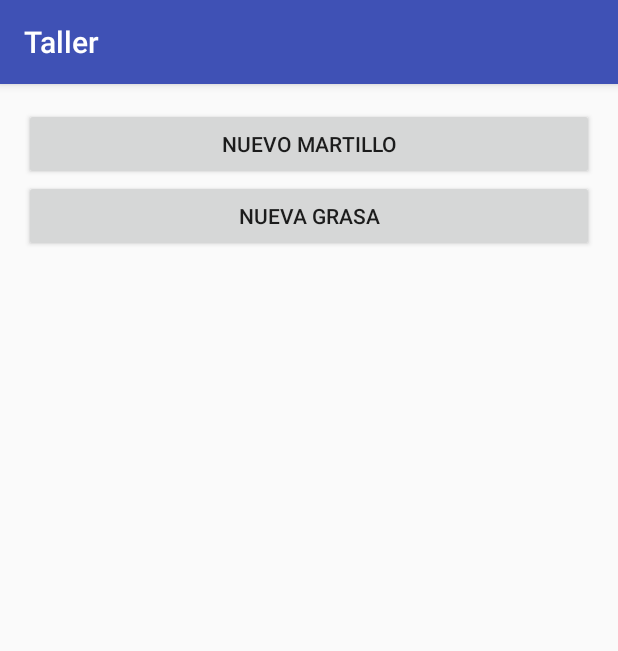
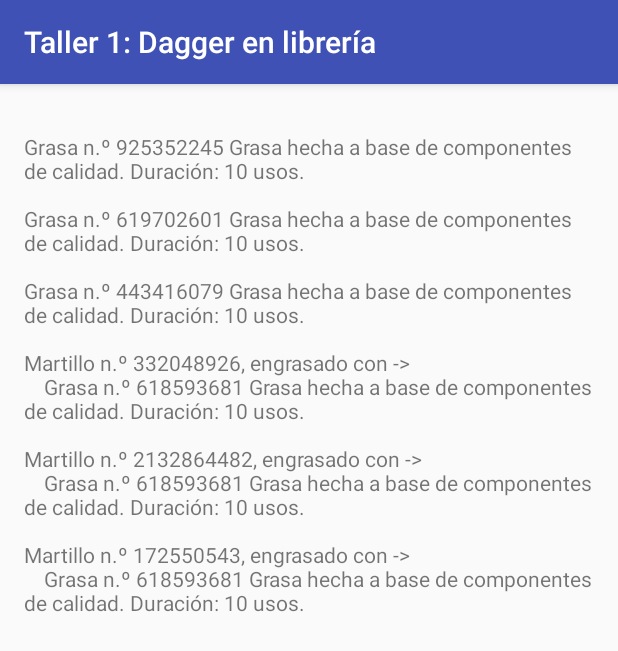
Before and after one commit to MelerosPaw/Taller1, an Android app: the screen it shows after launch (MainActivity), on a phone screen of 412 x 824 dp. Shown: the top 651 px of the screen. Run offline under Robolectric (Android 15) with nearby library versions, the phone set to English and light mode, and no system bars; our stand-ins replace ButterKnife, Dagger/Hilt's generated code.

Commit message:
Changed: removed unnecessary code for the example.

```diff
--- a/CajaHerramientas/src/main/java/es/codictados/libreriaindependiente/cajaherramientas/DIManagerCajaHerramientas.java
+++ b/CajaHerramientas/src/main/java/es/codictados/libreriaindependiente/cajaherramientas/DIManagerCajaHerramientas.java
@@ -6,11 +6,12 @@ public class DIManagerCajaHerramientas {
 
     private static ComponenteCajaHerramientas sComponente;
 
-    public static void init() {
-        sComponente = DaggerComponenteCajaHerramientas.builder().build();
-    }
+    public static ComponenteCajaHerramientas getComponente() {
 
-    public static ComponenteCajaHerramientas getComponente() {
+        if (sComponente == null) {
+            sComponente = DaggerComponenteCajaHerramientas.builder().build();
+        }
+
         return sComponente;
     }
 }
--- a/CajaHerramientas/src/main/java/es/codictados/libreriaindependiente/cajaherramientas/Grasa.java
+++ b/CajaHerramientas/src/main/java/es/codictados/libreriaindependiente/cajaherramientas/Grasa.java
@@ -16,7 +16,7 @@ public class Grasa {
 
     public String getDescripcion() {
         return "Grasa n.º " + hashCode() + " " + mFormula +
-                "Duración: " + usos + " usos." ;
+                " Duración: " + usos + " usos." ;
     }
 
     public String usar() {
--- a/app/src/main/AndroidManifest.xml
+++ b/app/src/main/AndroidManifest.xml
@@ -3,7 +3,6 @@
     package="es.codictados.libreriaindependiente.taller">
 
     <application
-        android:name="es.codictados.libreriaindependiente.taller.Aplicacion"
         android:allowBackup="true"
         android:icon="@android:drawable/arrow_up_float"
         android:label="@string/app_name"
--- a/app/src/main/java/es/codictados/libreriaindependiente/taller/Aplicacion.java
+++ /dev/null
@@ -1,14 +0,0 @@
-package es.codictados.libreriaindependiente.taller;
-
-import android.app.Application;
-
-import es.codictados.libreriaindependiente.cajaherramientas.DIManagerCajaHerramientas;
-
-public class Aplicacion extends Application {
-
-    @Override
-    public void onCreate() {
-        super.onCreate();
-        DIManagerCajaHerramientas.init();
-    }
-}
--- a/app/src/main/java/es/codictados/libreriaindependiente/taller/MainActivity.java
+++ b/app/src/main/java/es/codictados/libreriaindependiente/taller/MainActivity.java
@@ -22,19 +22,16 @@ public class MainActivity extends AppCompatActivity {
         super.onCreate(savedInstanceState);
         setContentView(R.layout.activity_main);
         ButterKnife.bind(this);
-    }
-
-    @OnClick({R.id.nuevo_martillo, R.id.nueva_grasa})
-    public void onClick(Button button) {
-        if (button.getId() == R.id.nueva_grasa) {
-            incluirResultado(new Grasa().getDescripcion());
-        } else {
-            incluirResultado(new MartilloPercutor().getDescripcion());
-        }
+        incluirResultado(new Grasa().getDescripcion());
+        incluirResultado(new Grasa().getDescripcion());
+        incluirResultado(new Grasa().getDescripcion());
+        incluirResultado(new MartilloPercutor().getDescripcion());
+        incluirResultado(new MartilloPercutor().getDescripcion());
+        incluirResultado(new MartilloPercutor().getDescripcion());
     }
 
     private void incluirResultado(String resultado) {
-        String nuevoResultado = resultados.getText() + "\n" + resultado + "\n";
+        String nuevoResultado = resultados.getText() + resultado + "\n\n";
         resultados.setText(nuevoResultado);
         scrollHastaElFinal();
     }
--- a/app/src/main/res/layout/activity_main.xml
+++ b/app/src/main/res/layout/activity_main.xml
@@ -4,41 +4,6 @@
     android:layout_height="match_parent"
     android:orientation="vertical"
     android:padding="16dp">
-
-    <Button
-        android:id="@+id/nuevo_martillo"
-        android:layout_width="match_parent"
-        android:layout_height="wrap_content"
-        android:text="Nuevo martillo" />
-
-    <Button
-        android:id="@+id/nueva_grasa"
-        android:layout_width="match_parent"
-        android:layout_height="wrap_content"
-        android:text="Nueva grasa" />
-
-    <!--<TextView-->
-        <!--android:layout_width="wrap_content"-->
-        <!--android:layout_height="wrap_content"-->
-        <!--android:layout_marginTop="6dp"-->
-        <!--android:text="MARTILLO PERCUTOR"-->
-        <!--android:textStyle="bold" />-->
-
-    <!--<TextView-->
-        <!--android:id="@+id/info_martillo"-->
-        <!--android:layout_width="wrap_content"-->
-        <!--android:layout_height="wrap_content" />-->
-
-    <!--<TextView-->
-        <!--android:layout_width="wrap_content"-->
-        <!--android:layout_height="wrap_content"-->
-        <!--android:text="GRASA"-->
-        <!--android:textStyle="bold" />-->
-
-    <!--<TextView-->
-        <!--android:id="@+id/info_grasa"-->
-        <!--android:layout_width="wrap_content"-->
-        <!--android:layout_height="wrap_content" />-->
 
     <ScrollView
         android:id="@+id/scroll"
--- a/app/src/main/res/values/strings.xml
+++ b/app/src/main/res/values/strings.xml
@@ -1,3 +1,3 @@
 <resources>
-    <string name="app_name">Taller</string>
+    <string name="app_name">Taller 1: Dagger en librería</string>
 </resources>
```
